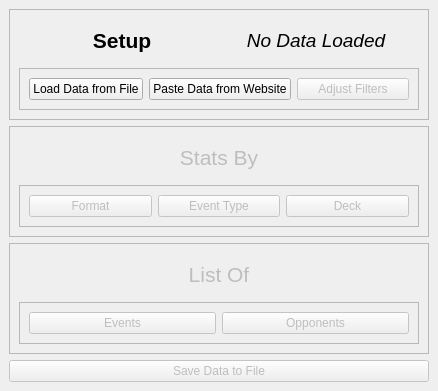
This is UIs/Main.ui in JeffHoogland/qutemtgstats as Qt 5 draws it before an edit. The edited form follows.
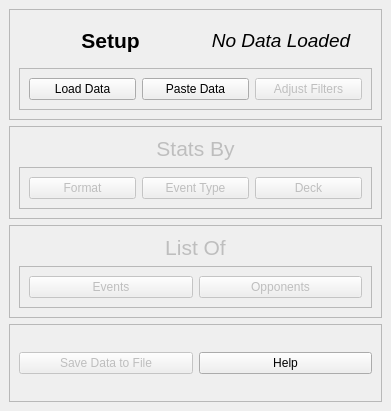
This is the edited form.

Commit message: Added a help page/button

```diff
--- a/UIs/Main.ui
+++ b/UIs/Main.ui
@@ -6,8 +6,8 @@
    <rect>
     <x>0</x>
     <y>0</y>
-    <width>438</width>
-    <height>391</height>
+    <width>391</width>
+    <height>411</height>
    </rect>
   </property>
   <property name="windowTitle">
@@ -62,14 +62,14 @@
           <item>
            <widget class="QPushButton" name="loadFromFileButton">
             <property name="text">
-             <string>Load Data from File</string>
+             <string>Load Data</string>
             </property>
            </widget>
           </item>
           <item>
            <widget class="QPushButton" name="pasteDataFromSiteButton">
             <property name="text">
-             <string>Paste Data from Website</string>
+             <string>Paste Data</string>
             </property>
            </widget>
           </item>
@@ -193,6 +193,15 @@
      </widget>
     </item>
     <item>
+     <widget class="QFrame" name="frame">
+      <property name="frameShape">
+       <enum>QFrame::StyledPanel</enum>
+      </property>
+      <property name="frameShadow">
+       <enum>QFrame::Raised</enum>
+      </property>
+      <layout class="QHBoxLayout" name="horizontalLayout_5">
+       <item>
      <widget class="QPushButton" name="saveDataButton">
       <property name="enabled">
        <bool>false</bool>
@@ -200,6 +209,16 @@
       <property name="text">
        <string>Save Data to File</string>
       </property>
+        </widget>
+       </item>
+       <item>
+        <widget class="QPushButton" name="helpButton">
+         <property name="text">
+          <string>Help</string>
+         </property>
+        </widget>
+       </item>
+      </layout>
      </widget>
     </item>
    </layout>
```
Lines whose indentation alone changed are shown as unchanged. The commit also changes 14 other files.
